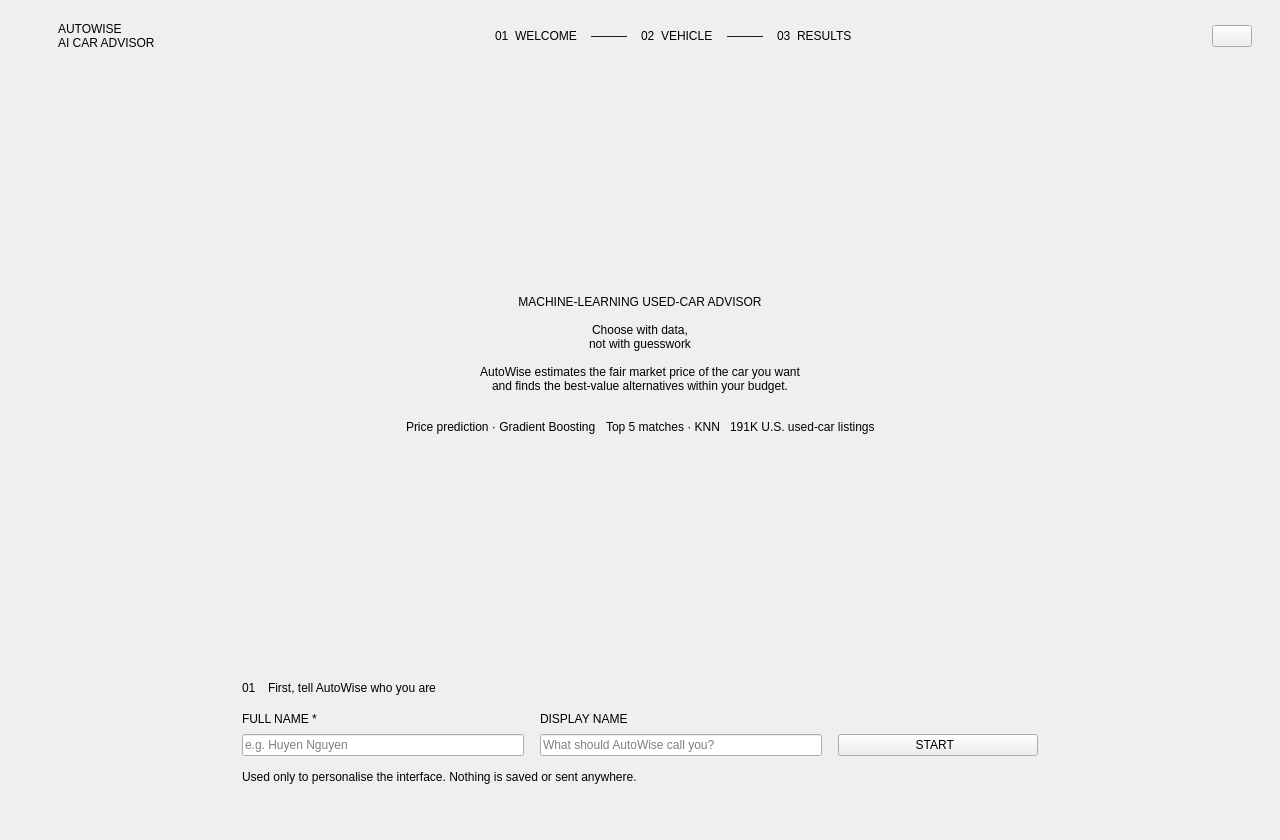
First picture: the form in desktop_app/UI/AutoWiseMainWindow.ui, repository huyenpiano1711/ML, before the edit.
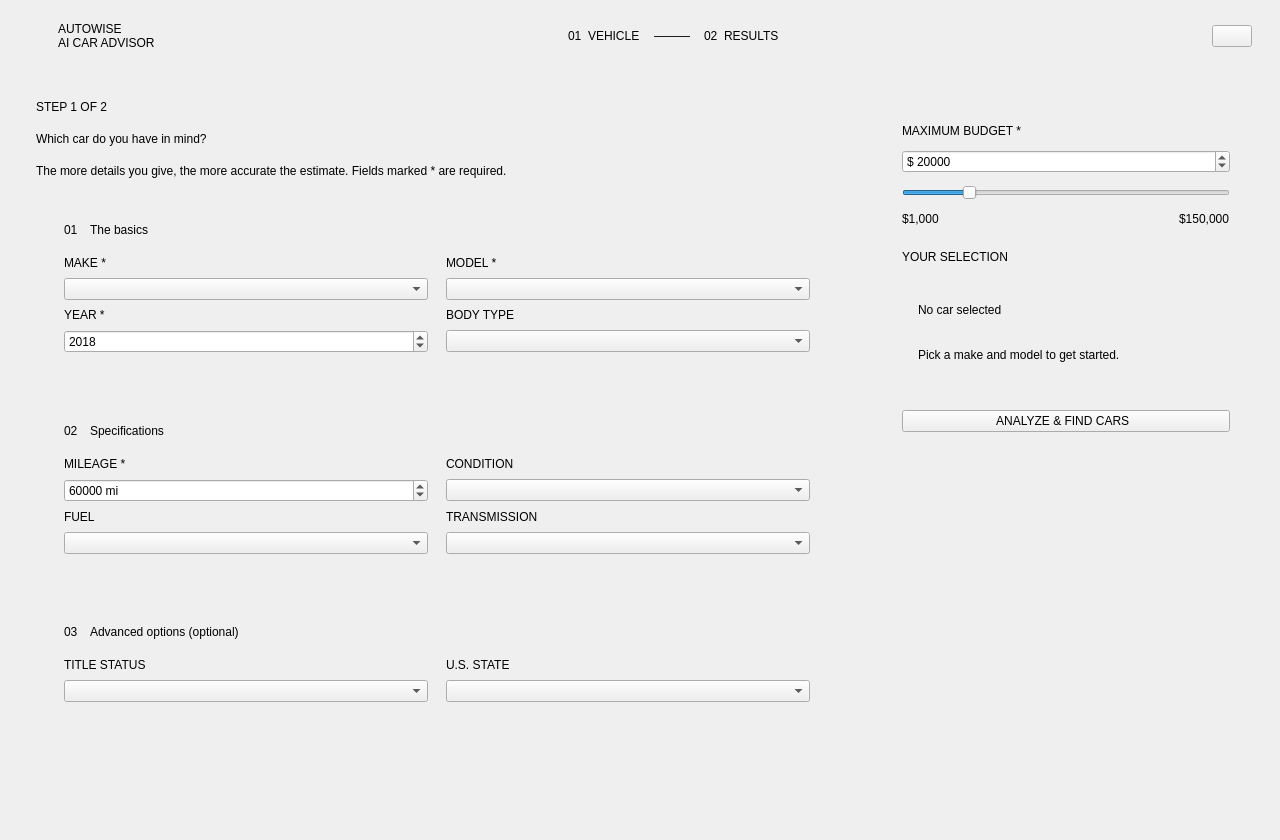
Second picture: the form after the edit. Icons and pictures are not drawn.

Commit message: Car details window, title status warnings, no welcome page, typeable make/model, clearer UI texts

The edit to the form file:
```diff
--- a/desktop_app/UI/AutoWiseMainWindow.ui
+++ b/desktop_app/UI/AutoWiseMainWindow.ui
@@ -24,8 +24,9 @@
 * { font-family: "Inter", "Segoe UI", "Arial"; }
 QMainWindow, QWidget#centralwidget { background-color: #0B0B0D; }
 QWidget#pageLogin, QWidget#pageRegister, QWidget#pageWelcome, QWidget#pageVehicle, QWidget#pageResults,
-QWidget#scrollAreaVehicleContents, QWidget#scrollAreaResultsContents, QWidget#widgetAdvancedFields,
+QWidget#scrollAreaVehicleContents, QWidget#scrollAreaResultsContents,
 QWidget#widgetTopMatches, QWidget#widgetSimilarPrice { background-color: #0B0B0D; }
+QWidget#widgetAdvancedFields { background: transparent; }
 QWidget { color: #EDEDEF; font-size: 13px; }
 QToolTip { background-color: #1C1C21; color: #EDEDEF; border: 1px solid #2A2A30; padding: 6px; }
 
@@ -77,6 +78,7 @@
 QLineEdit:focus, QComboBox:focus, QSpinBox:focus { border-color: #D7263D; }
 QLineEdit[lineEditState="error"] { border-color: #F87171; }
 QComboBox:disabled { color: #55555E; border-color: #1F1F23; }
+QComboBox QLineEdit { background: transparent; border: none; padding: 0px; min-height: 0px; }
 QComboBox::drop-down { border: none; width: 30px; }
 QComboBox::down-arrow { image: url(../images/ic_chevron_down.png); width: 12px; height: 8px; margin-right: 12px; }
 QComboBox QAbstractItemView { background-color: #141417; border: 1px solid #2A2A30; color: #EDEDEF;
@@ -307,7 +309,7 @@
        <item>
         <widget class="QLabel" name="labelStep1">
          <property name="text">
-          <string>01  WELCOME</string>
+          <string>01  VEHICLE</string>
          </property>
          <property name="sizePolicy">
           <sizepolicy hsizetype="Preferred" vsizetype="Fixed">
@@ -342,42 +344,7 @@
        <item>
         <widget class="QLabel" name="labelStep2">
          <property name="text">
-          <string>02  VEHICLE</string>
-         </property>
-         <property name="sizePolicy">
-          <sizepolicy hsizetype="Preferred" vsizetype="Fixed">
-           <horstretch>0</horstretch>
-           <verstretch>0</verstretch>
-          </sizepolicy>
-         </property>
-         <property name="step" stdset="0">
-          <bool>true</bool>
-         </property>
-         <property name="active" stdset="0">
-          <bool>false</bool>
-         </property>
-         <property name="done" stdset="0">
-          <bool>false</bool>
-         </property>
-        </widget>
-       </item>
-       <item>
-        <widget class="QLabel" name="labelStepSep2">
-         <property name="text">
-          <string>———</string>
-         </property>
-         <property name="sizePolicy">
-          <sizepolicy hsizetype="Preferred" vsizetype="Fixed">
-           <horstretch>0</horstretch>
-           <verstretch>0</verstretch>
-          </sizepolicy>
-         </property>
-        </widget>
-       </item>
-       <item>
-        <widget class="QLabel" name="labelStep3">
-         <property name="text">
-          <string>03  RESULTS</string>
+          <string>02  RESULTS</string>
          </property>
          <property name="sizePolicy">
           <sizepolicy hsizetype="Preferred" vsizetype="Fixed">
@@ -462,497 +429,6 @@
       <property name="currentIndex">
        <number>0</number>
       </property>
-      <widget class="QWidget" name="pageWelcome">
-       <layout class="QVBoxLayout" name="verticalLayoutWelcome">
-        <property name="spacing">
-         <number>22</number>
-        </property>
-        <property name="leftMargin">
-         <number>36</number>
-        </property>
-        <property name="topMargin">
-         <number>28</number>
-        </property>
-        <property name="rightMargin">
-         <number>36</number>
-        </property>
-        <property name="bottomMargin">
-         <number>32</number>
-        </property>
-        <item>
-         <widget class="QFrame" name="frameHero">
-          <property name="minimumSize">
-           <size>
-            <width>0</width>
-            <height>360</height>
-           </size>
-          </property>
-          <property name="frameShape">
-           <enum>QFrame::NoFrame</enum>
-          </property>
-          <layout class="QVBoxLayout" name="verticalLayoutHero">
-           <property name="spacing">
-            <number>14</number>
-           </property>
-           <property name="leftMargin">
-            <number>56</number>
-           </property>
-           <property name="topMargin">
-            <number>48</number>
-           </property>
-           <property name="rightMargin">
-            <number>56</number>
-           </property>
-           <property name="bottomMargin">
-            <number>48</number>
-           </property>
-           <item>
-            <spacer name="spacerHeroTop">
-             <property name="orientation">
-              <enum>Qt::Vertical</enum>
-             </property>
-             <property name="sizeHint">
-              <size>
-               <width>20</width>
-               <height>40</height>
-              </size>
-             </property>
-            </spacer>
-           </item>
-           <item>
-            <widget class="QLabel" name="labelHeroEyebrow">
-             <property name="text">
-              <string>MACHINE-LEARNING USED-CAR ADVISOR</string>
-             </property>
-             <property name="sizePolicy">
-              <sizepolicy hsizetype="Preferred" vsizetype="Fixed">
-               <horstretch>0</horstretch>
-               <verstretch>0</verstretch>
-              </sizepolicy>
-             </property>
-             <property name="role" stdset="0">
-              <string>eyebrow</string>
-             </property>
-             <property name="alignment">
-              <set>Qt::AlignCenter</set>
-             </property>
-            </widget>
-           </item>
-           <item>
-            <widget class="QLabel" name="labelHeroTitle">
-             <property name="text">
-              <string>Choose with data,
-not with guesswork</string>
-             </property>
-             <property name="sizePolicy">
-              <sizepolicy hsizetype="Preferred" vsizetype="Fixed">
-               <horstretch>0</horstretch>
-               <verstretch>0</verstretch>
-              </sizepolicy>
-             </property>
-             <property name="role" stdset="0">
-              <string>display</string>
-             </property>
-             <property name="alignment">
-              <set>Qt::AlignCenter</set>
-             </property>
-            </widget>
-           </item>
-           <item>
-            <widget class="QLabel" name="labelHeroSubtitle">
-             <property name="text">
-              <string>AutoWise estimates the fair market price of the car you want
-and finds the best-value alternatives within your budget.</string>
-             </property>
-             <property name="sizePolicy">
-              <sizepolicy hsizetype="Preferred" vsizetype="Fixed">
-               <horstretch>0</horstretch>
-               <verstretch>0</verstretch>
-              </sizepolicy>
-             </property>
-             <property name="role" stdset="0">
-              <string>lead</string>
-             </property>
-             <property name="alignment">
-              <set>Qt::AlignCenter</set>
-             </property>
-            </widget>
-           </item>
-           <item>
-            <layout class="QHBoxLayout" name="horizontalLayoutHeroChips">
-             <property name="spacing">
-              <number>10</number>
-             </property>
-             <property name="leftMargin">
-              <number>0</number>
-             </property>
-             <property name="topMargin">
-              <number>10</number>
-             </property>
-             <property name="rightMargin">
-              <number>0</number>
-             </property>
-             <property name="bottomMargin">
-              <number>0</number>
-             </property>
-             <item>
-              <spacer name="spacerChipsLeft">
-               <property name="orientation">
-                <enum>Qt::Horizontal</enum>
-               </property>
-               <property name="sizeHint">
-                <size>
-                 <width>40</width>
-                 <height>20</height>
-                </size>
-               </property>
-              </spacer>
-             </item>
-             <item>
-              <widget class="QLabel" name="labelChipModel">
-               <property name="text">
-                <string>Price prediction · Gradient Boosting</string>
-               </property>
-               <property name="sizePolicy">
-                <sizepolicy hsizetype="Preferred" vsizetype="Fixed">
-                 <horstretch>0</horstretch>
-                 <verstretch>0</verstretch>
-                </sizepolicy>
-               </property>
-               <property name="role" stdset="0">
-                <string>chip</string>
-               </property>
-              </widget>
-             </item>
-             <item>
-              <widget class="QLabel" name="labelChipKnn">
-               <property name="text">
-                <string>Top 5 matches · KNN</string>
-               </property>
-               <property name="sizePolicy">
-                <sizepolicy hsizetype="Preferred" vsizetype="Fixed">
-                 <horstretch>0</horstretch>
-                 <verstretch>0</verstretch>
-                </sizepolicy>
-               </property>
-               <property name="role" stdset="0">
-                <string>chip</string>
-               </property>
-              </widget>
-             </item>
-             <item>
-              <widget class="QLabel" name="labelChipData">
-               <property name="text">
-                <string>191K U.S. used-car listings</string>
-               </property>
-               <property name="sizePolicy">
-                <sizepolicy hsizetype="Preferred" vsizetype="Fixed">
-                 <horstretch>0</horstretch>
-                 <verstretch>0</verstretch>
-                </sizepolicy>
-               </property>
-               <property name="role" stdset="0">
-                <string>chip</string>
-               </property>
-              </widget>
-             </item>
-             <item>
-              <spacer name="spacerChipsRight">
-               <property name="orientation">
-                <enum>Qt::Horizontal</enum>
-               </property>
-               <property name="sizeHint">
-                <size>
-                 <width>40</width>
-                 <height>20</height>
-                </size>
-               </property>
-              </spacer>
-             </item>
-            </layout>
-           </item>
-           <item>
-            <spacer name="spacerHeroBottom">
-             <property name="orientation">
-              <enum>Qt::Vertical</enum>
-             </property>
-             <property name="sizeHint">
-              <size>
-               <width>20</width>
-               <height>40</height>
-              </size>
-             </property>
-            </spacer>
-           </item>
-          </layout>
-         </widget>
-        </item>
-        <item>
-         <layout class="QHBoxLayout" name="horizontalLayoutUserRow">
-          <property name="spacing">
-           <number>0</number>
-          </property>
-          <property name="leftMargin">
-           <number>0</number>
-          </property>
-          <property name="topMargin">
-           <number>0</number>
-          </property>
-          <property name="rightMargin">
-           <number>0</number>
-          </property>
-          <property name="bottomMargin">
-           <number>0</number>
-          </property>
-          <item>
-           <spacer name="spacerUserLeft">
-            <property name="orientation">
-             <enum>Qt::Horizontal</enum>
-            </property>
-            <property name="sizeHint">
-             <size>
-              <width>40</width>
-              <height>20</height>
-             </size>
-            </property>
-           </spacer>
-          </item>
-          <item>
-           <widget class="QFrame" name="frameUserCard">
-            <property name="card" stdset="0">
-             <bool>true</bool>
-            </property>
-            <property name="minimumSize">
-             <size>
-              <width>860</width>
-              <height>0</height>
-             </size>
-            </property>
-            <property name="maximumSize">
-             <size>
-              <width>1000</width>
-              <height>16777215</height>
-             </size>
-            </property>
-            <property name="frameShape">
-             <enum>QFrame::NoFrame</enum>
-            </property>
-            <layout class="QVBoxLayout" name="verticalLayoutUserCard">
-             <property name="spacing">
-              <number>14</number>
-             </property>
-             <property name="leftMargin">
-              <number>32</number>
-             </property>
-             <property name="topMargin">
-              <number>24</number>
-             </property>
-             <property name="rightMargin">
-              <number>32</number>
-             </property>
-             <property name="bottomMargin">
-              <number>24</number>
-             </property>
-             <item>
-              <layout class="QHBoxLayout" name="horizontalLayoutUserTitle">
-               <property name="spacing">
-                <number>12</number>
-               </property>
-               <property name="leftMargin">
-                <number>0</number>
-               </property>
-               <property name="topMargin">
-                <number>0</number>
-               </property>
-               <property name="rightMargin">
-                <number>0</number>
-               </property>
-               <property name="bottomMargin">
-                <number>0</number>
-               </property>
-               <item>
-                <widget class="QLabel" name="labelUserStepNo">
-                 <property name="text">
-                  <string>01</string>
-                 </property>
-                 <property name="sizePolicy">
-                  <sizepolicy hsizetype="Preferred" vsizetype="Fixed">
-                   <horstretch>0</horstretch>
-                   <verstretch>0</verstretch>
-                  </sizepolicy>
-                 </property>
-                 <property name="role" stdset="0">
-                  <string>stepNumber</string>
-                 </property>
-                </widget>
-               </item>
-               <item>
-                <widget class="QLabel" name="labelUserTitle">
-                 <property name="text">
-                  <string>First, tell AutoWise who you are</string>
-                 </property>
-                 <property name="sizePolicy">
-                  <sizepolicy hsizetype="Preferred" vsizetype="Fixed">
-                   <horstretch>0</horstretch>
-                   <verstretch>0</verstretch>
-                  </sizepolicy>
-                 </property>
-                 <property name="role" stdset="0">
-                  <string>cardTitle</string>
-                 </property>
-                </widget>
-               </item>
-               <item>
-                <spacer name="spacerUserTitle">
-                 <property name="orientation">
-                  <enum>Qt::Horizontal</enum>
-                 </property>
-                 <property name="sizeHint">
-                  <size>
-                   <width>40</width>
-                   <height>20</height>
-                  </size>
-                 </property>
-                </spacer>
-               </item>
-              </layout>
-             </item>
-             <item>
-              <layout class="QGridLayout" name="gridLayoutUser">
-               <property name="leftMargin">
-                <number>0</number>
-               </property>
-               <property name="topMargin">
-                <number>0</number>
-               </property>
-               <property name="rightMargin">
-                <number>0</number>
-               </property>
-               <property name="bottomMargin">
-                <number>0</number>
-               </property>
-               <property name="horizontalSpacing">
-                <number>16</number>
-               </property>
-               <property name="verticalSpacing">
-                <number>8</number>
-               </property>
-               <item row="0" column="0">
-                <widget class="QLabel" name="labelFullName">
-                 <property name="text">
-                  <string>FULL NAME *</string>
-                 </property>
-                 <property name="sizePolicy">
-                  <sizepolicy hsizetype="Preferred" vsizetype="Fixed">
-                   <horstretch>0</horstretch>
-                   <verstretch>0</verstretch>
-                  </sizepolicy>
-                 </property>
-                 <property name="role" stdset="0">
-                  <string>field</string>
-                 </property>
-                </widget>
-               </item>
-               <item row="1" column="0">
-                <widget class="QLineEdit" name="lineEditFullName">
-                 <property name="placeholderText">
-                  <string>e.g. Huyen Nguyen</string>
-                 </property>
-                </widget>
-               </item>
-               <item row="0" column="1">
-                <widget class="QLabel" name="labelDisplayName">
-                 <property name="text">
-                  <string>DISPLAY NAME</string>
-                 </property>
-                 <property name="sizePolicy">
-                  <sizepolicy hsizetype="Preferred" vsizetype="Fixed">
-                   <horstretch>0</horstretch>
-                   <verstretch>0</verstretch>
-                  </sizepolicy>
-                 </property>
-                 <property name="role" stdset="0">
-                  <string>field</string>
-                 </property>
-                </widget>
-               </item>
-               <item row="1" column="1">
-                <widget class="QLineEdit" name="lineEditDisplayName">
-                 <property name="placeholderText">
-                  <string>What should AutoWise call you?</string>
-                 </property>
-                </widget>
-               </item>
-               <item row="1" column="2">
-                <widget class="QPushButton" name="pushButtonStart">
-                 <property name="text">
-                  <string>START  </string>
-                 </property>
-                 <property name="minimumSize">
-                  <size>
-                   <width>200</width>
-                   <height>0</height>
-                  </size>
-                 </property>
-                 <property name="cursor">
-                  <cursorShape>PointingHandCursor</cursorShape>
-                 </property>
-                 <property name="layoutDirection">
-                  <enum>Qt::RightToLeft</enum>
-                 </property>
-                 <property name="icon">
-                  <iconset>
-                   <normaloff>../images/ic_arrow_right.png</normaloff>../images/ic_arrow_right.png</iconset>
-                 </property>
-                 <property name="iconSize">
-                  <size>
-                   <width>16</width>
-                   <height>16</height>
-                  </size>
-                 </property>
-                 <property name="iconName" stdset="0">
-                  <string>arrow_right</string>
-                 </property>
-                </widget>
-               </item>
-              </layout>
-             </item>
-             <item>
-              <widget class="QLabel" name="labelPrivacyNote">
-               <property name="text">
-                <string>Used only to personalise the interface. Nothing is saved or sent anywhere.</string>
-               </property>
-               <property name="sizePolicy">
-                <sizepolicy hsizetype="Preferred" vsizetype="Fixed">
-                 <horstretch>0</horstretch>
-                 <verstretch>0</verstretch>
-                </sizepolicy>
-               </property>
-               <property name="role" stdset="0">
-                <string>muted</string>
-               </property>
-              </widget>
-             </item>
-            </layout>
-           </widget>
-          </item>
-          <item>
-           <spacer name="spacerUserRight">
-            <property name="orientation">
-             <enum>Qt::Horizontal</enum>
-            </property>
-            <property name="sizeHint">
-             <size>
-              <width>40</width>
-              <height>20</height>
-             </size>
-            </property>
-           </spacer>
-          </item>
-         </layout>
-        </item>
-       </layout>
-      </widget>
       <widget class="QWidget" name="pageVehicle">
        <layout class="QHBoxLayout" name="horizontalLayoutVehiclePage">
         <property name="spacing">
@@ -1001,7 +477,7 @@
             <item>
              <widget class="QLabel" name="labelVehicleEyebrow">
               <property name="text">
-               <string>STEP 2 OF 3</string>
+               <string>STEP 1 OF 2</string>
               </property>
               <property name="sizePolicy">
                <sizepolicy hsizetype="Preferred" vsizetype="Fixed">
@@ -1033,7 +509,7 @@
             <item>
              <widget class="QLabel" name="labelVehicleSubtitle">
               <property name="text">
-               <string>The closer to reality, the sharper the estimate and the recommendations. Fields marked * are required.</string>
+               <string>The more details you give, the more accurate the estimate. Fields marked * are required.</string>
               </property>
               <property name="sizePolicy">
                <sizepolicy hsizetype="Preferred" vsizetype="Fixed">
@@ -1227,7 +703,7 @@
                  <item row="2" column="1" colspan="1">
                   <widget class="QLabel" name="labelType">
                    <property name="text">
-                    <string>BODY TYPE *</string>
+                    <string>BODY TYPE</string>
                    </property>
                    <property name="sizePolicy">
                     <sizepolicy hsizetype="Preferred" vsizetype="Fixed">
@@ -1397,7 +873,7 @@
                  <item row="0" column="1" colspan="1">
                   <widget class="QLabel" name="labelCondition">
                    <property name="text">
-                    <string>CONDITION *</string>
+                    <string>CONDITION</string>
                    </property>
                    <property name="sizePolicy">
                     <sizepolicy hsizetype="Preferred" vsizetype="Fixed">
@@ -1416,7 +892,7 @@
                  <item row="2" column="0" colspan="1">
                   <widget class="QLabel" name="labelFuel">
                    <property name="text">
-                    <string>FUEL *</string>
+                    <string>FUEL</string>
                    </property>
                    <property name="sizePolicy">
                     <sizepolicy hsizetype="Preferred" vsizetype="Fixed">
@@ -1435,7 +911,7 @@
                  <item row="2" column="1" colspan="1">
                   <widget class="QLabel" name="labelTransmission">
                    <property name="text">
-                    <string>TRANSMISSION *</string>
+                    <string>TRANSMISSION</string>
                    </property>
                    <property name="sizePolicy">
                     <sizepolicy hsizetype="Preferred" vsizetype="Fixed">
@@ -1466,19 +942,19 @@
               </property>
               <layout class="QVBoxLayout" name="verticalLayoutAdvanced">
                <property name="spacing">
-                <number>14</number>
+                <number>16</number>
                </property>
                <property name="leftMargin">
                 <number>28</number>
                </property>
                <property name="topMargin">
-                <number>18</number>
+                <number>24</number>
                </property>
                <property name="rightMargin">
                 <number>28</number>
                </property>
                <property name="bottomMargin">
-                <number>20</number>
+                <number>26</number>
                </property>
                <item>
                 <layout class="QHBoxLayout" name="horizontalLayoutAdvancedTitle">
@@ -1514,15 +990,18 @@
                   </widget>
                  </item>
                  <item>
-                  <widget class="QPushButton" name="pushButtonToggleAdvanced">
+                  <widget class="QLabel" name="labelAdvancedCardTitle">
                    <property name="text">
-                    <string>+  ADVANCED OPTIONS (OPTIONAL)</string>
+                    <string>Advanced options (optional)</string>
                    </property>
-                   <property name="variant" stdset="0">
-                    <string>link</string>
+                   <property name="sizePolicy">
+                    <sizepolicy hsizetype="Preferred" vsizetype="Fixed">
+                     <horstretch>0</horstretch>
+                     <verstretch>0</verstretch>
+                    </sizepolicy>
                    </property>
-                   <property name="cursor">
-                    <cursorShape>PointingHandCursor</cursorShape>
+                   <property name="role" stdset="0">
+                    <string>cardTitle</string>
                    </property>
                   </widget>
                  </item>
@@ -1543,7 +1022,7 @@
                </item>
                <item>
                 <widget class="QWidget" name="widgetAdvancedFields">
-                 <layout class="QGridLayout" name="gridLayoutAdvanced">
+                 <layout class="QGridLayout" name="gridLayoutAdvanced" columnstretch="1,1">
                   <property name="leftMargin">
                    <number>0</number>
                   </property>
@@ -1563,63 +1042,6 @@
                    <number>8</number>
                   </property>
                   <item row="0" column="0" colspan="1">
-                   <widget class="QLabel" name="labelDrive">
-                    <property name="text">
-                     <string>DRIVE</string>
-                    </property>
-                    <property name="sizePolicy">
-                     <sizepolicy hsizetype="Preferred" vsizetype="Fixed">
-                      <horstretch>0</horstretch>
-                      <verstretch>0</verstretch>
-                     </sizepolicy>
-                    </property>
-                    <property name="role" stdset="0">
-                     <string>field</string>
-                    </property>
-                   </widget>
-                  </item>
-                  <item row="1" column="0" colspan="1">
-                   <widget class="QComboBox" name="comboBoxDrive" />
-                  </item>
-                  <item row="0" column="1" colspan="1">
-                   <widget class="QLabel" name="labelCylinders">
-                    <property name="text">
-                     <string>CYLINDERS</string>
-                    </property>
-                    <property name="sizePolicy">
-                     <sizepolicy hsizetype="Preferred" vsizetype="Fixed">
-                      <horstretch>0</horstretch>
-                      <verstretch>0</verstretch>
-                     </sizepolicy>
-                    </property>
-                    <property name="role" stdset="0">
-                     <string>field</string>
-                    </property>
-                   </widget>
-                  </item>
-                  <item row="1" column="1" colspan="1">
-                   <widget class="QComboBox" name="comboBoxCylinders" />
-                  </item>
-                  <item row="0" column="2" colspan="1">
-                   <widget class="QLabel" name="labelPaintColor">
-                    <property name="text">
-                     <string>PAINT COLOR</string>
-                    </property>
-                    <property name="sizePolicy">
-                     <sizepolicy hsizetype="Preferred" vsizetype="Fixed">
-                      <horstretch>0</horstretch>
-                      <verstretch>0</verstretch>
-                     </sizepolicy>
-                    </property>
-                    <property name="role" stdset="0">
-                     <string>field</string>
-                    </property>
-                   </widget>
-                  </item>
-                  <item row="1" column="2" colspan="1">
-                   <widget class="QComboBox" name="comboBoxPaintColor" />
-                  </item>
-                  <item row="2" column="0" colspan="1">
                    <widget class="QLabel" name="labelTitleStatus">
                     <property name="text">
                      <string>TITLE STATUS</string>
@@ -1635,10 +1057,10 @@
                     </property>
                    </widget>
                   </item>
-                  <item row="3" column="0" colspan="1">
+                  <item row="1" column="0" colspan="1">
                    <widget class="QComboBox" name="comboBoxTitleStatus" />
                   </item>
-                  <item row="2" column="1" colspan="1">
+                  <item row="0" column="1" colspan="1">
                    <widget class="QLabel" name="labelState">
                     <property name="text">
                      <string>U.S. STATE</string>
@@ -1654,7 +1076,7 @@
                     </property>
                    </widget>
                   </item>
-                  <item row="3" column="1" colspan="1">
+                  <item row="1" column="1" colspan="1">
                    <widget class="QComboBox" name="comboBoxState" />
                   </item>
                  </layout>
@@ -1978,32 +1400,6 @@
                </property>
               </widget>
              </item>
-             <item>
-              <widget class="QPushButton" name="pushButtonBackWelcome">
-               <property name="text">
-                <string>  BACK</string>
-               </property>
-               <property name="variant" stdset="0">
-                <string>ghost</string>
-               </property>
-               <property name="cursor">
-                <cursorShape>PointingHandCursor</cursorShape>
-               </property>
-               <property name="icon">
-                <iconset>
-                 <normaloff>../images/ic_arrow_left.png</normaloff>../images/ic_arrow_left.png</iconset>
-               </property>
-               <property name="iconSize">
-                <size>
-                 <width>16</width>
-                 <height>16</height>
-                </size>
-               </property>
-               <property name="iconName" stdset="0">
-                <string>arrow_left</string>
-               </property>
-              </widget>
-             </item>
             </layout>
            </widget>
           </item>
@@ -2302,7 +1698,7 @@
                  <item>
                   <widget class="QLabel" name="labelPriceEyebrow">
                    <property name="text">
-                    <string>ESTIMATED MARKET PRICE</string>
+                    <string>ESTIMATED PRICE OF YOUR CAR</string>
                    </property>
                    <property name="sizePolicy">
                     <sizepolicy hsizetype="Preferred" vsizetype="Fixed">
@@ -2331,7 +1727,7 @@
                  <item>
                   <widget class="QLabel" name="labelPriceRange">
                    <property name="text">
-                    <string>Reference range: $22,436 – $26,955</string>
+                    <string>Likely price: $22,436 – $26,955</string>
                    </property>
                    <property name="sizePolicy">
                     <sizepolicy hsizetype="Preferred" vsizetype="Fixed">
@@ -2347,7 +1743,7 @@
                  <item>
                   <widget class="QLabel" name="labelPriceNote">
                    <property name="text">
-                    <string>HistGradientBoostingRegressor trained on U.S. used-car listings. Reference range = estimate ± mean absolute error (MAE) on the test set.</string>
+                    <string>Based on U.S. used-car listings from 2021, not today&apos;s prices.</string>
                    </property>
                    <property name="role" stdset="0">
                     <string>muted</string>
@@ -2399,7 +1795,7 @@
                  <item>
                   <widget class="QLabel" name="labelCompareEyebrow">
                    <property name="text">
-                    <string>VS. YOUR BUDGET</string>
+                    <string>YOUR BUDGET</string>
                    </property>
                    <property name="sizePolicy">
                     <sizepolicy hsizetype="Preferred" vsizetype="Fixed">
@@ -2524,7 +1920,7 @@
               <item>
                <widget class="QLabel" name="labelTopNote">
                 <property name="text">
-                 <string>Ranked with KNN among cars priced within your budget.</string>
+                 <string>Cars within your budget that are most like the one you chose, same make first. Match % shows how close each car is to yours.</string>
                 </property>
                 <property name="role" stdset="0">
                  <string>muted</string>
@@ -3619,7 +3015,7 @@
               <item>
                <widget class="QLabel" name="labelSimilarNote">
                 <property name="text">
-                 <string>Up to 6 listings priced close to the AutoWise estimate.</string>
+                 <string>Up to 6 listings priced close to the estimated price of your car, so they may be over your budget.</string>
                 </property>
                 <property name="role" stdset="0">
                  <string>muted</string>
```
The commit also changes 37 other files.
